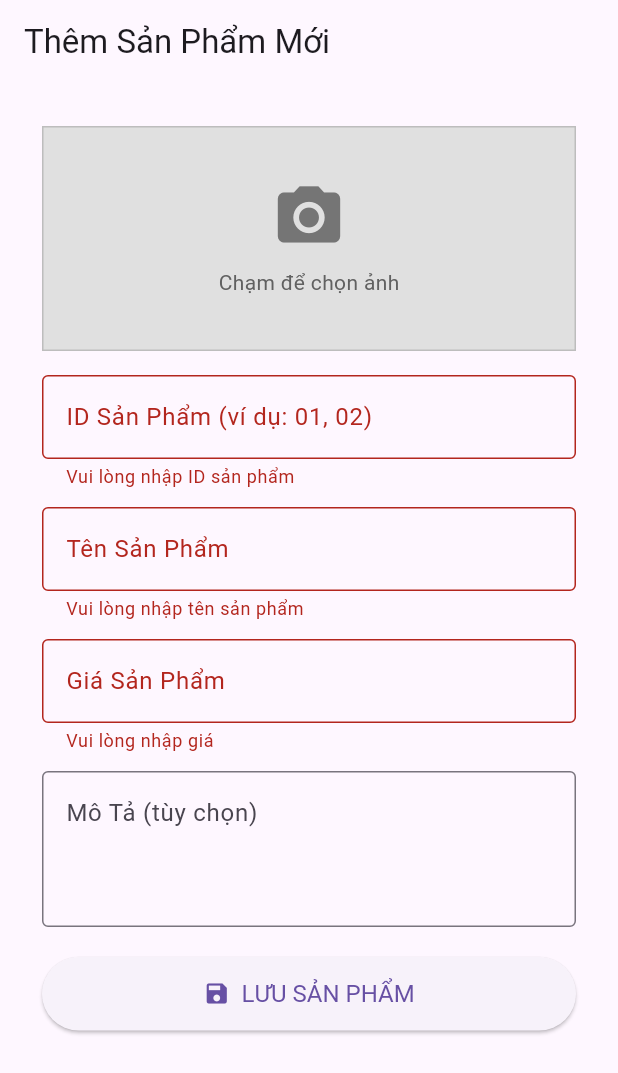
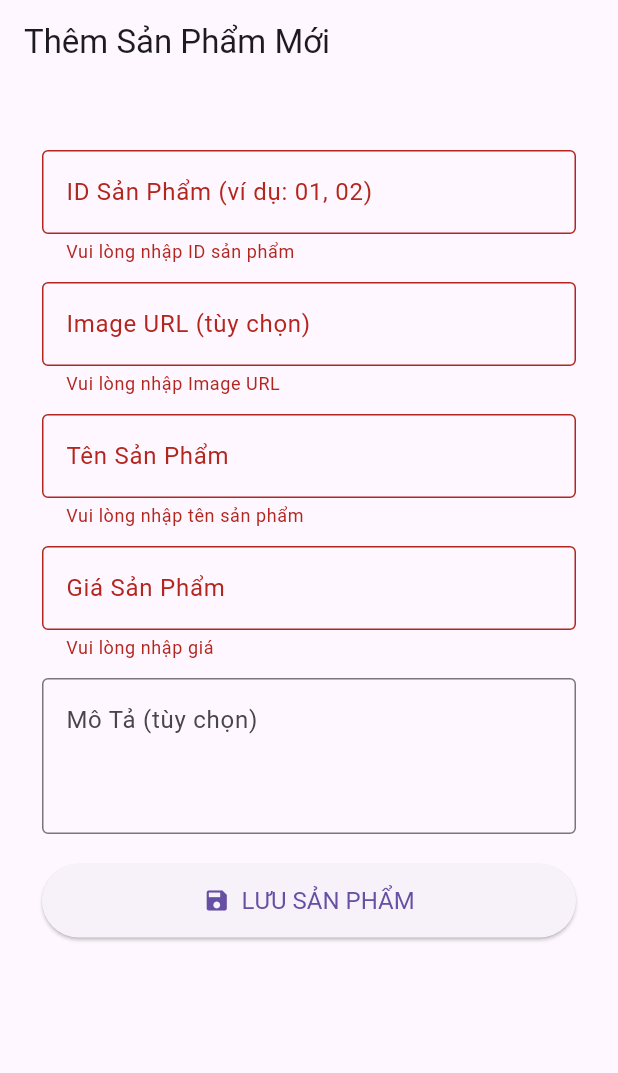
Before and after one commit to DinhHoan0201/cafe-app, a Flutter app: the AddProductScreen screen opened directly, after a tap on "LƯU SẢN PHẨM", on a phone screen of 412 x 824 dp. Shown: the top 1073 px of the screen. Run offline on Flutter 3.47's test engine with Material 3 defaults, Android fonts, the phone set to English and light mode, and no system bars; our stand-ins replace cloud_firestore, firebase_auth, firebase_core, firebase_storage, flutter_svg, image_picker; accounts and stored records are empty; project files that could hold a hidden picture were left out.

Commit message:
Finsih add new product

```diff
--- a/lib/screens/admin/add_products.dart
+++ b/lib/screens/admin/add_products.dart
@@ -5,6 +5,7 @@ import 'package:image_picker/image_picker.dart'; // Import for image picking
 import 'package:firebase_storage/firebase_storage.dart'
     as firebase_storage; // Import for Firebase Storage
 import 'package:myapp/constants/firestore_paths.dart'; // Your Firestore paths
+import 'package:myapp/services/product_service.dart';
 
 class AddProductScreen extends StatefulWidget {
   const AddProductScreen({super.key});
@@ -16,70 +17,44 @@ class _AddProductScreenState extends State<AddProductScreen> {
   final _formKey = GlobalKey<FormState>();
 
   final _productIdController = TextEditingController();
+  final _productImageURLController = TextEditingController();
   final _productNameController = TextEditingController();
   final _productPriceController = TextEditingController();
   final _productDescriptionController = TextEditingController(); // Optional
 
-  File? _selectedImage; // To store the selected image file
+  //File? _selectedImage; // To store the selected image file
   bool _isUploading = false; // To track upload state
 
-  final ImagePicker _picker = ImagePicker();
-
+  //final ImagePicker _picker = ImagePicker();
+  final ProductService _productService = ProductService();
   @override
   void dispose() {
     _productIdController.dispose();
+    _productImageURLController.dispose();
     _productNameController.dispose();
     _productPriceController.dispose();
     _productDescriptionController.dispose();
     super.dispose();
   }
 
-  Future<void> _pickImage() async {
-    final XFile? pickedFile = await _picker.pickImage(
-      source: ImageSource.gallery,
-    );
+  // Future<void> _pickImage() async {
+  //   final XFile? pickedFile = await _picker.pickImage(
+  //     source: ImageSource.gallery,
+  //   );
 
-    if (pickedFile != null) {
-      setState(() {
-        _selectedImage = File(pickedFile.path);
-      });
-    } else {
-      // User canceled the picker
-      if (mounted) {
-        ScaffoldMessenger.of(context).showSnackBar(
-          const SnackBar(content: Text('Không có ảnh nào được chọn.')),
-        );
-      }
-    }
-  }
-
-  Future<String?> _uploadImageToStorage(
-    File imageFile,
-    String productId,
-  ) async {
-    try {
-      // Lấy phần mở rộng của tệp gốc (ví dụ: "jpg", "png")
-      String extension = imageFile.path.split('.').last; // Lấy đuôi file gốc
-      String fileName =
-          'products/$productId/$productId.$extension'; // Tạo tên file mới có dạng products/ID/ID.đuôi_file
-
-      firebase_storage.Reference ref = firebase_storage.FirebaseStorage.instance
-          .ref()
-          .child(fileName);
-
-      firebase_storage.UploadTask uploadTask = ref.putFile(imageFile);
-      await uploadTask;
-      return fileName;
-    } catch (e) {
-      print('Error uploading image to Firebase Storage: $e');
-      if (mounted) {
-        ScaffoldMessenger.of(
-          context,
-        ).showSnackBar(SnackBar(content: Text('Lỗi tải ảnh lên máy chủ: $e')));
-      }
-      return null; // Trả về null nếu có lỗi
-    }
-  }
+  //   if (pickedFile != null) {
+  //     setState(() {
+  //       _selectedImage = File(pickedFile.path);
+  //     });
+  //   } else {
+  //     // User canceled the picker
+  //     if (mounted) {
+  //       ScaffoldMessenger.of(context).showSnackBar(
+  //         const SnackBar(content: Text('Không có ảnh nào được chọn.')),
+  //       );
+  //     }
+  //   }
+  // }
 
   Future<void> _submitProductData() async {
     if (!_formKey.currentState!.validate()) {
@@ -91,69 +66,53 @@ class _AddProductScreenState extends State<AddProductScreen> {
 
     try {
       String productId = _productIdController.text.trim();
-      String productName =
-          _productNameController.text.trim(); // Lấy tên sản phẩm
-
+      String productImageURL = _productImageURLController.text.trim();
+      String productName = _productNameController.text.trim();
       String imageReferenceToStore;
       String dynamicFallbackIdentifier =
           "${productName.toLowerCase().replaceAll(' ', '')}$productId";
 
-      // 1. Xử lý ảnh
-      if (_selectedImage == null) {
-        if (mounted) {
-          ScaffoldMessenger.of(context).showSnackBar(
-            SnackBar(
-              content: Text(
-                'Không có ảnh được chọn. Sử dụng định danh thay thế: $dynamicFallbackIdentifier',
-              ),
-            ),
-          );
-        }
-        imageReferenceToStore = dynamicFallbackIdentifier;
-      } else {
-        // Đã chọn ảnh, tiến hành tải lên
-        // _uploadImageToStorage bây giờ trả về đường dẫn tương đối
-        String? uploadedRelativePath = await _uploadImageToStorage(
-          _selectedImage!,
-          productId,
-        );
+      // if (_selectedImage == null) {
+      //   if (mounted) {
+      //     ScaffoldMessenger.of(context).showSnackBar(
+      //       SnackBar(
+      //         content: Text(
+      //           'Không có ảnh được chọn. Sử dụng định danh thay thế: $dynamicFallbackIdentifier',
+      //         ),
+      //       ),
+      //     );
+      //   }
+      //   imageReferenceToStore = dynamicFallbackIdentifier;
+      // } else {
+      //   String? uploadedRelativePath = await _productService.uploadProductImage(
+      //     _selectedImage!,
+      //     productId,
+      //   );
 
-        if (uploadedRelativePath != null) {
-          imageReferenceToStore =
-              uploadedRelativePath; // Lưu đường dẫn thật nếu tải lên thành công
-        } else {
-          // Tải ảnh thất bại, _uploadImageToStorage đã hiển thị SnackBar lỗi.
-          // Sử dụng định danh tùy chỉnh làm fallback.
-          imageReferenceToStore = dynamicFallbackIdentifier;
-          if (mounted) {
-            ScaffoldMessenger.of(context).showSnackBar(
-              SnackBar(
-                content: Text(
-                  'Lỗi tải ảnh lên. Sử dụng định danh thay thế: $dynamicFallbackIdentifier',
-                ),
-              ),
-            );
-          }
-        }
-      }
+      //   if (uploadedRelativePath != null) {
+      //     imageReferenceToStore = uploadedRelativePath;
+      //   } else {
+      //     imageReferenceToStore = dynamicFallbackIdentifier;
+      //     if (mounted) {
+      //       ScaffoldMessenger.of(context).showSnackBar(
+      //         SnackBar(
+      //           content: Text(
+      //             'Lỗi tải ảnh lên. Sử dụng định danh thay thế: $dynamicFallbackIdentifier',
+      //           ),
+      //         ),
+      //       );
+      //     }
+      //   }
+      // }
 
-      await FirebaseFirestore.instance
-          .collection(FirestorePaths.topLevelCfdb)
-          .doc(FirestorePaths.defaultParentInCfdb)
-          .collection(FirestorePaths.productsSubCollection)
-          .doc(
-            productId,
-          ) // Sử dụng ID sản phẩm người dùng nhập (ví dụ: "01", "02")
-          .set({
-            'name': _productNameController.text.trim(),
-            'price':
-                double.tryParse(_productPriceController.text.trim()) ?? 0.0,
-            'description': _productDescriptionController.text.trim(),
-            'imageUrl':
-                imageReferenceToStore, // Lưu đường dẫn thật hoặc định danh tùy chỉnh
-            'productId': productId, // Lưu lại ID để dễ truy vấn nếu cần
-            'timestamp': FieldValue.serverTimestamp(),
-          });
+      await _productService.addProduct(
+        productId: productId,
+        productName: productName,
+        productImageURL: productImageURL,
+        productPrice: double.tryParse(_productPriceController.text.trim()) ?? 0,
+        productDescription: _productDescriptionController.text.trim(),
+        //imageUrl: imageReferenceToStore,
+      );
 
       if (!mounted) return;
       ScaffoldMessenger.of(context).showSnackBar(
@@ -167,9 +126,10 @@ class _AddProductScreenState extends State<AddProductScreen> {
       _formKey.currentState!.reset();
       setState(() {
         _productIdController.clear();
+        _productImageURLController.clear();
         _productNameController.clear();
         _productPriceController.clear();
-        _selectedImage = null; // Clear the selected image
+        //_selectedImage = null; // Clear the selected image
         _productDescriptionController.clear();
       });
     } catch (e) {
@@ -197,35 +157,6 @@ class _AddProductScreenState extends State<AddProductScreen> {
           child: ListView(
             // Sử dụng ListView để tránh overflow khi bàn phím hiện
             children: <Widget>[
-              GestureDetector(
-                onTap: _pickImage, // Gọi hàm chọn ảnh khi nhấn vào
-                child: Container(
-                  height: 150,
-                  width: double.infinity,
-                  decoration: BoxDecoration(
-                    color: Colors.grey[300],
-                    border: Border.all(color: Colors.grey[400]!),
-                  ),
-                  child:
-                      _selectedImage != null
-                          ? Image.file(_selectedImage!, fit: BoxFit.cover)
-                          : Column(
-                            mainAxisAlignment: MainAxisAlignment.center,
-                            children: [
-                              Icon(
-                                Icons.camera_alt,
-                                size: 50,
-                                color: Colors.grey[600],
-                              ),
-                              const SizedBox(height: 8),
-                              Text(
-                                'Chạm để chọn ảnh',
-                                style: TextStyle(color: Colors.grey[700]),
-                              ),
-                            ],
-                          ),
-                ),
-              ),
               const SizedBox(height: 16),
               TextFormField(
                 controller: _productIdController,
@@ -237,6 +168,19 @@ class _AddProductScreenState extends State<AddProductScreen> {
                     (value) =>
                         (value == null || value.isEmpty)
                             ? 'Vui lòng nhập ID sản phẩm'
+                            : null,
+              ),
+              const SizedBox(height: 12),
+              TextFormField(
+                controller: _productImageURLController,
+                decoration: const InputDecoration(
+                  labelText: 'Image URL (tùy chọn)',
+                  border: OutlineInputBorder(),
+                ),
+                validator:
+                    (value) =>
+                        (value == null || value.isEmpty)
+                            ? 'Vui lòng nhập Image URL'
                             : null,
               ),
               const SizedBox(height: 12),
```
Also changed, not shown: lib/main.dart (+5 -4 lines), lib/screens/admin/cloudinary_upload_screen.dart (+17 -4 lines), lib/screens/loginpage.dart (+2 -6 lines), lib/services/product_service.dart (added, +52 -0 lines), lib/screens/testfb.dart (deleted).
